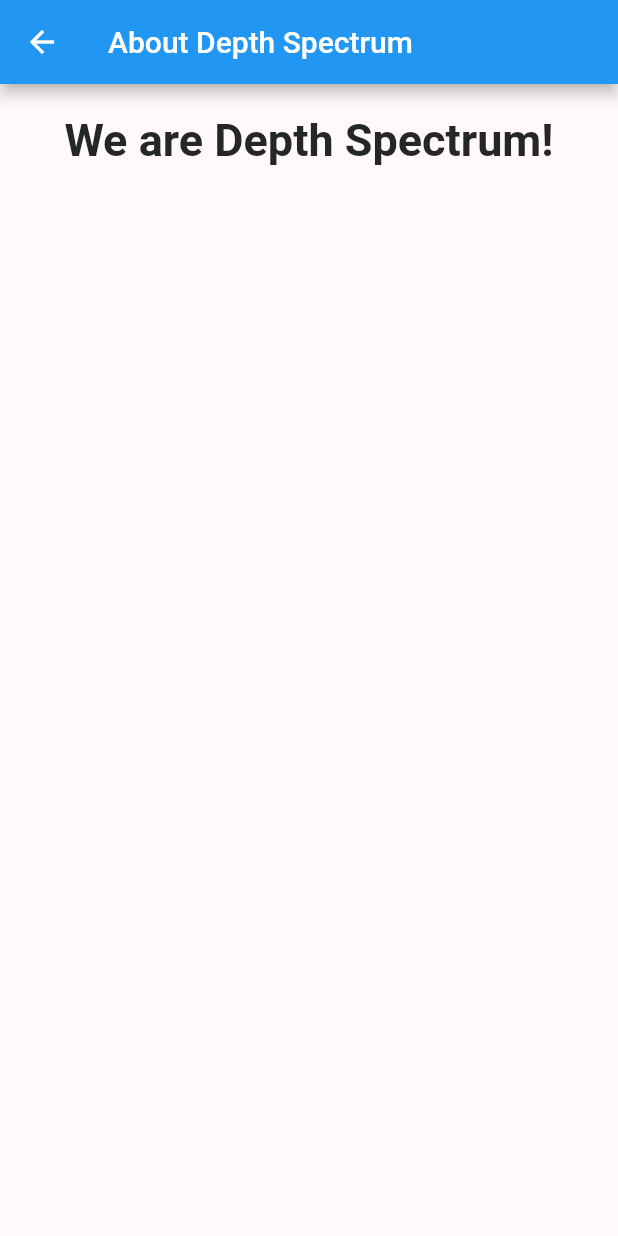
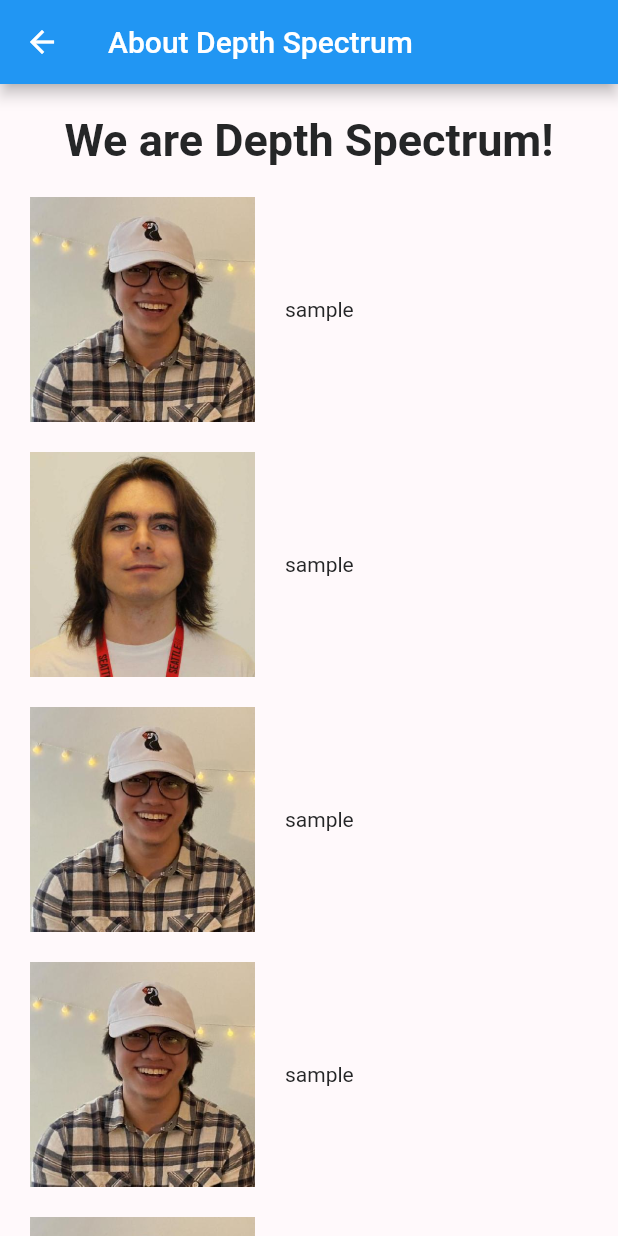
Before and after one commit to varelandrew/DepthSpectrum, a Flutter app: the About screen opened directly, on a phone screen of 412 x 824 dp. Run offline on Flutter 3.47's test engine with Material 2 defaults, Android fonts, the phone set to English and light mode, and no system bars; our stand-ins replace camera; missing offline and left inert: flutter_inappwebview; network calls fail.

Commit message:
edited about us page

```diff
--- a/lib/pages/about.dart
+++ b/lib/pages/about.dart
@@ -7,10 +7,10 @@ class About extends StatelessWidget {
   Widget build(BuildContext context) {
     return Scaffold(
       appBar: AppBar(title: const Text("About Depth Spectrum")),
-      body: Column (
-        children: const [
-          Padding(padding: EdgeInsets.all(10)),
-          Center(
+      body: ListView(
+        children: [
+          const Padding(padding: EdgeInsets.all(10)),
+          const Center(
             child: Text(
               "We are Depth Spectrum!",
               style: TextStyle(
@@ -19,7 +19,79 @@ class About extends StatelessWidget {
               ),
             ),
           ),
-          Padding(padding: EdgeInsets.all(10))
+          const Padding(padding: EdgeInsets.all(10)),
+          Row(
+            children:  [
+              const Padding(padding: EdgeInsets.all(10),),
+              Image.asset(
+                "lib/Images/andrew.jpg",
+                width: 150.0,
+              ),
+              const Padding(padding: EdgeInsets.all(10),),
+              const Flexible(
+                child: Text("sample")
+              )
+            ],
+          ),
+          const Padding(padding: EdgeInsets.all(10)),
+          Row(
+            children:  [
+              const Padding(padding: EdgeInsets.all(10),),
+              Image.asset(
+                "lib/Images/Justin.jpg",
+                width: 150.0,
+              ),
+              const Padding(padding: EdgeInsets.all(10),),
+              const Flexible(
+                child: Text("sample")
+              )
+            ],
+          ),
+           const Padding(padding: EdgeInsets.all(10)),
+          Row(
+            children:  [
+              const Padding(padding: EdgeInsets.all(10),),
+              Image.asset(
+                "lib/Images/andrew.jpg",
+                width: 150.0,
+
+              ),
+              const Padding(padding: EdgeInsets.all(10),),
+              const Flexible(
+                child: Text("sample")
+              )
+            ],
+          ),
+           const Padding(padding: EdgeInsets.all(10)),
+          Row(
+            children:  [
+              const Padding(padding: EdgeInsets.all(10),),
+              Image.asset(
+                "lib/Images/andrew.jpg",
+                width: 150.0,
+
+              ),
+              const Padding(padding: EdgeInsets.all(10),),
+              const Flexible(
+                child: Text("sample")
+              )
+            ],
+          ),
+           const Padding(padding: EdgeInsets.all(10)),
+          Row(
+            children:  [
+              const Padding(padding: EdgeInsets.all(10),),
+              Image.asset(
+                "lib/Images/andrew.jpg",
+                width: 150.0,
+
+              ),
+              const Padding(padding: EdgeInsets.all(10),),
+              const Flexible(
+                child: Text("sample")
+              )
+            ],
+          ),
         ],
       ),
     );
--- a/pubspec.yaml
+++ b/pubspec.yaml
@@ -68,6 +68,7 @@ flutter:
     - assets/model_viewer.html
     - assets/jslibs/
     - assets/textures/
+    - lib/Images/
 
   # An image asset can refer to one or more resolution-specific "variants", see
   # https://flutter.dev/assets-and-images/#resolution-aware.
```
Also changed, not shown: lib/Images/Justin.jpg (added), lib/Images/andrew.PNG (added), lib/Images/andrew.jpg (added), lib/Images/ryan.png (added).
